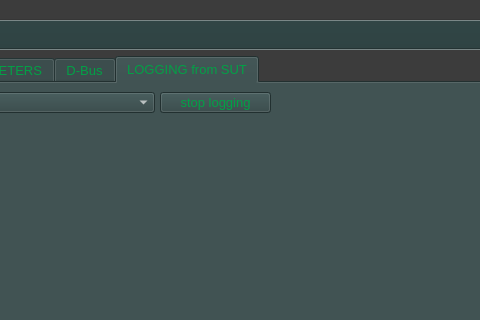
This is ui/yr-db-runtime-verif-setup-window.ui in yerothd/yr-db-runtime-verif as Qt 5 draws it before an edit; both pictures show x 170 to 650 and y 0 to 320 of the 800 by 600 pixel window. The edited form follows.
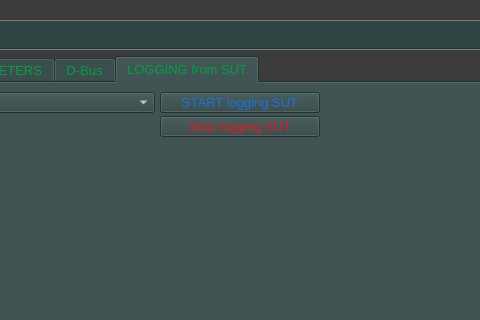
This is the edited form. The open tabs and pages were chosen to show the change. Icons and pictures are not drawn. Custom widgets are drawn as their Qt base class.

Commit message:
UPDATED. I have started implementation of:  1. START - STOP SYSTEM UNDER TEST (SUT) SQL event logging
Error logging is always on for all SUT.

The edit to the form file:
```diff
--- a/ui/yr-db-runtime-verif-setup-window.ui
+++ b/ui/yr-db-runtime-verif-setup-window.ui
@@ -3722,12 +3722,12 @@
        <enum>QComboBox::AdjustToContentsOnFirstShow</enum>
       </property>
      </widget>
-     <widget class="QPushButton" name="pushButton_STOP_LOGGING_from">
+     <widget class="YRDBRUNTIMEVERIF_QPushButton" name="pushButton_START_LOGGING_from">
       <property name="geometry">
        <rect>
         <x>305</x>
         <y>9</y>
-        <width>111</width>
+        <width>160</width>
         <height>21</height>
        </rect>
       </property>
@@ -3809,12 +3809,176 @@
          <colorrole role="ButtonText">
           <brush brushstyle="SolidPattern">
            <color alpha="255">
+            <red>28</red>
+            <green>113</green>
+            <blue>216</blue>
+           </color>
+          </brush>
+         </colorrole>
+         <colorrole role="Base">
+          <brush brushstyle="SolidPattern">
+           <color alpha="255">
+            <red>0</red>
+            <green>0</green>
+            <blue>0</blue>
+           </color>
+          </brush>
+         </colorrole>
+         <colorrole role="Window">
+          <brush brushstyle="SolidPattern">
+           <color alpha="255">
+            <red>47</red>
+            <green>67</green>
+            <blue>67</blue>
+           </color>
+          </brush>
+         </colorrole>
+         <colorrole role="Shadow">
+          <brush brushstyle="SolidPattern">
+           <color alpha="255">
+            <red>0</red>
+            <green>0</green>
+            <blue>0</blue>
+           </color>
+          </brush>
+         </colorrole>
+         <colorrole role="Highlight">
+          <brush brushstyle="SolidPattern">
+           <color alpha="255">
+            <red>0</red>
+            <green>0</green>
+            <blue>0</blue>
+           </color>
+          </brush>
+         </colorrole>
+         <colorrole role="HighlightedText">
+          <brush brushstyle="SolidPattern">
+           <color alpha="255">
             <red>2</red>
             <green>160</green>
             <blue>70</blue>
            </color>
           </brush>
          </colorrole>
+         <colorrole role="AlternateBase">
+          <brush brushstyle="SolidPattern">
+           <color alpha="255">
+            <red>23</red>
+            <green>33</green>
+            <blue>33</blue>
+           </color>
+          </brush>
+         </colorrole>
+         <colorrole role="ToolTipBase">
+          <brush brushstyle="SolidPattern">
+           <color alpha="255">
+            <red>255</red>
+            <green>255</green>
+            <blue>220</blue>
+           </color>
+          </brush>
+         </colorrole>
+         <colorrole role="ToolTipText">
+          <brush brushstyle="SolidPattern">
+           <color alpha="255">
+            <red>0</red>
+            <green>0</green>
+            <blue>0</blue>
+           </color>
+          </brush>
+         </colorrole>
+         <colorrole role="PlaceholderText">
+          <brush brushstyle="NoBrush">
+           <color alpha="128">
+            <red>255</red>
+            <green>255</green>
+            <blue>255</blue>
+           </color>
+          </brush>
+         </colorrole>
+        </active>
+        <inactive>
+         <colorrole role="WindowText">
+          <brush brushstyle="SolidPattern">
+           <color alpha="255">
+            <red>255</red>
+            <green>255</green>
+            <blue>255</blue>
+           </color>
+          </brush>
+         </colorrole>
+         <colorrole role="Button">
+          <brush brushstyle="SolidPattern">
+           <color alpha="255">
+            <red>47</red>
+            <green>67</green>
+            <blue>67</blue>
+           </color>
+          </brush>
+         </colorrole>
+         <colorrole role="Light">
+          <brush brushstyle="SolidPattern">
+           <color alpha="255">
+            <red>70</red>
+            <green>100</green>
+            <blue>100</blue>
+           </color>
+          </brush>
+         </colorrole>
+         <colorrole role="Midlight">
+          <brush brushstyle="SolidPattern">
+           <color alpha="255">
+            <red>58</red>
+            <green>83</green>
+            <blue>83</blue>
+           </color>
+          </brush>
+         </colorrole>
+         <colorrole role="Dark">
+          <brush brushstyle="SolidPattern">
+           <color alpha="255">
+            <red>23</red>
+            <green>33</green>
+            <blue>33</blue>
+           </color>
+          </brush>
+         </colorrole>
+         <colorrole role="Mid">
+          <brush brushstyle="SolidPattern">
+           <color alpha="255">
+            <red>31</red>
+            <green>44</green>
+            <blue>44</blue>
+           </color>
+          </brush>
+         </colorrole>
+         <colorrole role="Text">
+          <brush brushstyle="SolidPattern">
+           <color alpha="255">
+            <red>255</red>
+            <green>255</green>
+            <blue>255</blue>
+           </color>
+          </brush>
+         </colorrole>
+         <colorrole role="BrightText">
+          <brush brushstyle="SolidPattern">
+           <color alpha="255">
+            <red>255</red>
+            <green>255</green>
+            <blue>255</blue>
+           </color>
+          </brush>
+         </colorrole>
+         <colorrole role="ButtonText">
+          <brush brushstyle="SolidPattern">
+           <color alpha="255">
+            <red>28</red>
+            <green>113</green>
+            <blue>216</blue>
+           </color>
+          </brush>
+         </colorrole>
          <colorrole role="Base">
           <brush brushstyle="SolidPattern">
            <color alpha="255">
@@ -3896,17 +4060,205 @@
            </color>
           </brush>
          </colorrole>
-        </active>
-        <inactive>
+        </inactive>
+        <disabled>
          <colorrole role="WindowText">
           <brush brushstyle="SolidPattern">
            <color alpha="255">
+            <red>23</red>
+            <green>33</green>
+            <blue>33</blue>
+           </color>
+          </brush>
+         </colorrole>
+         <colorrole role="Button">
+          <brush brushstyle="SolidPattern">
+           <color alpha="255">
+            <red>47</red>
+            <green>67</green>
+            <blue>67</blue>
+           </color>
+          </brush>
+         </colorrole>
+         <colorrole role="Light">
+          <brush brushstyle="SolidPattern">
+           <color alpha="255">
+            <red>70</red>
+            <green>100</green>
+            <blue>100</blue>
+           </color>
+          </brush>
+         </colorrole>
+         <colorrole role="Midlight">
+          <brush brushstyle="SolidPattern">
+           <color alpha="255">
+            <red>58</red>
+            <green>83</green>
+            <blue>83</blue>
+           </color>
+          </brush>
+         </colorrole>
+         <colorrole role="Dark">
+          <brush brushstyle="SolidPattern">
+           <color alpha="255">
+            <red>23</red>
+            <green>33</green>
+            <blue>33</blue>
+           </color>
+          </brush>
+         </colorrole>
+         <colorrole role="Mid">
+          <brush brushstyle="SolidPattern">
+           <color alpha="255">
+            <red>31</red>
+            <green>44</green>
+            <blue>44</blue>
+           </color>
+          </brush>
+         </colorrole>
+         <colorrole role="Text">
+          <brush brushstyle="SolidPattern">
+           <color alpha="255">
+            <red>23</red>
+            <green>33</green>
+            <blue>33</blue>
+           </color>
+          </brush>
+         </colorrole>
+         <colorrole role="BrightText">
+          <brush brushstyle="SolidPattern">
+           <color alpha="255">
             <red>255</red>
             <green>255</green>
             <blue>255</blue>
            </color>
           </brush>
          </colorrole>
+         <colorrole role="ButtonText">
+          <brush brushstyle="SolidPattern">
+           <color alpha="255">
+            <red>23</red>
+            <green>33</green>
+            <blue>33</blue>
+           </color>
+          </brush>
+         </colorrole>
+         <colorrole role="Base">
+          <brush brushstyle="SolidPattern">
+           <color alpha="255">
+            <red>47</red>
+            <green>67</green>
+            <blue>67</blue>
+           </color>
+          </brush>
+         </colorrole>
+         <colorrole role="Window">
+          <brush brushstyle="SolidPattern">
+           <color alpha="255">
+            <red>47</red>
+            <green>67</green>
+            <blue>67</blue>
+           </color>
+          </brush>
+         </colorrole>
+         <colorrole role="Shadow">
+          <brush brushstyle="SolidPattern">
+           <color alpha="255">
+            <red>0</red>
+            <green>0</green>
+            <blue>0</blue>
+           </color>
+          </brush>
+         </colorrole>
+         <colorrole role="Highlight">
+          <brush brushstyle="SolidPattern">
+           <color alpha="255">
+            <red>145</red>
+            <green>145</green>
+            <blue>145</blue>
+           </color>
+          </brush>
+         </colorrole>
+         <colorrole role="HighlightedText">
+          <brush brushstyle="SolidPattern">
+           <color alpha="255">
+            <red>2</red>
+            <green>160</green>
+            <blue>70</blue>
+           </color>
+          </brush>
+         </colorrole>
+         <colorrole role="AlternateBase">
+          <brush brushstyle="SolidPattern">
+           <color alpha="255">
+            <red>47</red>
+            <green>67</green>
+            <blue>67</blue>
+           </color>
+          </brush>
+         </colorrole>
+         <colorrole role="ToolTipBase">
+          <brush brushstyle="SolidPattern">
+           <color alpha="255">
+            <red>255</red>
+            <green>255</green>
+            <blue>220</blue>
+           </color>
+          </brush>
+         </colorrole>
+         <colorrole role="ToolTipText">
+          <brush brushstyle="SolidPattern">
+           <color alpha="255">
+            <red>0</red>
+            <green>0</green>
+            <blue>0</blue>
+           </color>
+          </brush>
+         </colorrole>
+         <colorrole role="PlaceholderText">
+          <brush brushstyle="NoBrush">
+           <color alpha="128">
+            <red>255</red>
+            <green>255</green>
+            <blue>255</blue>
+           </color>
+          </brush>
+         </colorrole>
+        </disabled>
+       </palette>
+      </property>
+      <property name="font">
+       <font>
+        <pointsize>10</pointsize>
+        <weight>50</weight>
+        <bold>false</bold>
+       </font>
+      </property>
+      <property name="text">
+       <string>START logging SUT</string>
+      </property>
+     </widget>
+     <widget class="YRDBRUNTIMEVERIF_QPushButton" name="pushButton_STOP_LOGGING">
+      <property name="geometry">
+       <rect>
+        <x>305</x>
+        <y>33</y>
+        <width>160</width>
+        <height>21</height>
+       </rect>
+      </property>
+      <property name="palette">
+       <palette>
+        <active>
+         <colorrole role="WindowText">
+          <brush brushstyle="SolidPattern">
+           <color alpha="255">
+            <red>255</red>
+            <green>255</green>
+            <blue>255</blue>
+           </color>
+          </brush>
+         </colorrole>
          <colorrole role="Button">
           <brush brushstyle="SolidPattern">
            <color alpha="255">
@@ -3973,12 +4325,176 @@
          <colorrole role="ButtonText">
           <brush brushstyle="SolidPattern">
            <color alpha="255">
+            <red>224</red>
+            <green>27</green>
+            <blue>36</blue>
+           </color>
+          </brush>
+         </colorrole>
+         <colorrole role="Base">
+          <brush brushstyle="SolidPattern">
+           <color alpha="255">
+            <red>0</red>
+            <green>0</green>
+            <blue>0</blue>
+           </color>
+          </brush>
+         </colorrole>
+         <colorrole role="Window">
+          <brush brushstyle="SolidPattern">
+           <color alpha="255">
+            <red>47</red>
+            <green>67</green>
+            <blue>67</blue>
+           </color>
+          </brush>
+         </colorrole>
+         <colorrole role="Shadow">
+          <brush brushstyle="SolidPattern">
+           <color alpha="255">
+            <red>0</red>
+            <green>0</green>
+            <blue>0</blue>
+           </color>
+          </brush>
+         </colorrole>
+         <colorrole role="Highlight">
+          <brush brushstyle="SolidPattern">
+           <color alpha="255">
+            <red>0</red>
+            <green>0</green>
+            <blue>0</blue>
+           </color>
+          </brush>
+         </colorrole>
+         <colorrole role="HighlightedText">
+          <brush brushstyle="SolidPattern">
+           <color alpha="255">
             <red>2</red>
             <green>160</green>
             <blue>70</blue>
            </color>
           </brush>
          </colorrole>
+         <colorrole role="AlternateBase">
+          <brush brushstyle="SolidPattern">
+           <color alpha="255">
+            <red>23</red>
+            <green>33</green>
+            <blue>33</blue>
+           </color>
+          </brush>
+         </colorrole>
+         <colorrole role="ToolTipBase">
+          <brush brushstyle="SolidPattern">
+           <color alpha="255">
+            <red>255</red>
+            <green>255</green>
+            <blue>220</blue>
+           </color>
+          </brush>
+         </colorrole>
+         <colorrole role="ToolTipText">
+          <brush brushstyle="SolidPattern">
+           <color alpha="255">
+            <red>0</red>
+            <green>0</green>
+            <blue>0</blue>
+           </color>
+          </brush>
+         </colorrole>
+         <colorrole role="PlaceholderText">
+          <brush brushstyle="NoBrush">
+           <color alpha="128">
+            <red>255</red>
+            <green>255</green>
+            <blue>255</blue>
+           </color>
+          </brush>
+         </colorrole>
+        </active>
+        <inactive>
+         <colorrole role="WindowText">
+          <brush brushstyle="SolidPattern">
+           <color alpha="255">
+            <red>255</red>
+            <green>255</green>
+            <blue>255</blue>
+           </color>
+          </brush>
+         </colorrole>
+         <colorrole role="Button">
+          <brush brushstyle="SolidPattern">
+           <color alpha="255">
+            <red>47</red>
+            <green>67</green>
+            <blue>67</blue>
+           </color>
+          </brush>
+         </colorrole>
+         <colorrole role="Light">
+          <brush brushstyle="SolidPattern">
+           <color alpha="255">
+            <red>70</red>
+            <green>100</green>
+            <blue>100</blue>
+           </color>
+          </brush>
+         </colorrole>
+         <colorrole role="Midlight">
+          <brush brushstyle="SolidPattern">
+           <color alpha="255">
+            <red>58</red>
+            <green>83</green>
+            <blue>83</blue>
+           </color>
+          </brush>
+         </colorrole>
+         <colorrole role="Dark">
+          <brush brushstyle="SolidPattern">
+           <color alpha="255">
+            <red>23</red>
+            <green>33</green>
+            <blue>33</blue>
+           </color>
+          </brush>
+         </colorrole>
+         <colorrole role="Mid">
+          <brush brushstyle="SolidPattern">
+           <color alpha="255">
+            <red>31</red>
+            <green>44</green>
+            <blue>44</blue>
+           </color>
+          </brush>
+         </colorrole>
+         <colorrole role="Text">
+          <brush brushstyle="SolidPattern">
+           <color alpha="255">
+            <red>255</red>
+            <green>255</green>
+            <blue>255</blue>
+           </color>
+          </brush>
+         </colorrole>
+         <colorrole role="BrightText">
+          <brush brushstyle="SolidPattern">
+           <color alpha="255">
+            <red>255</red>
+            <green>255</green>
+            <blue>255</blue>
+           </color>
+          </brush>
+         </colorrole>
+         <colorrole role="ButtonText">
+          <brush brushstyle="SolidPattern">
+           <color alpha="255">
+            <red>224</red>
+            <green>27</green>
+            <blue>36</blue>
+           </color>
+          </brush>
+         </colorrole>
          <colorrole role="Base">
           <brush brushstyle="SolidPattern">
            <color alpha="255">
@@ -4235,7 +4751,7 @@
        </font>
       </property>
       <property name="text">
-       <string>stop logging</string>
+       <string>Stop logging SUT</string>
       </property>
      </widget>
     </widget>
```
Left out of the diff: 3 changed lines with no effect on the pictures. The commit also changes 6 other files.
